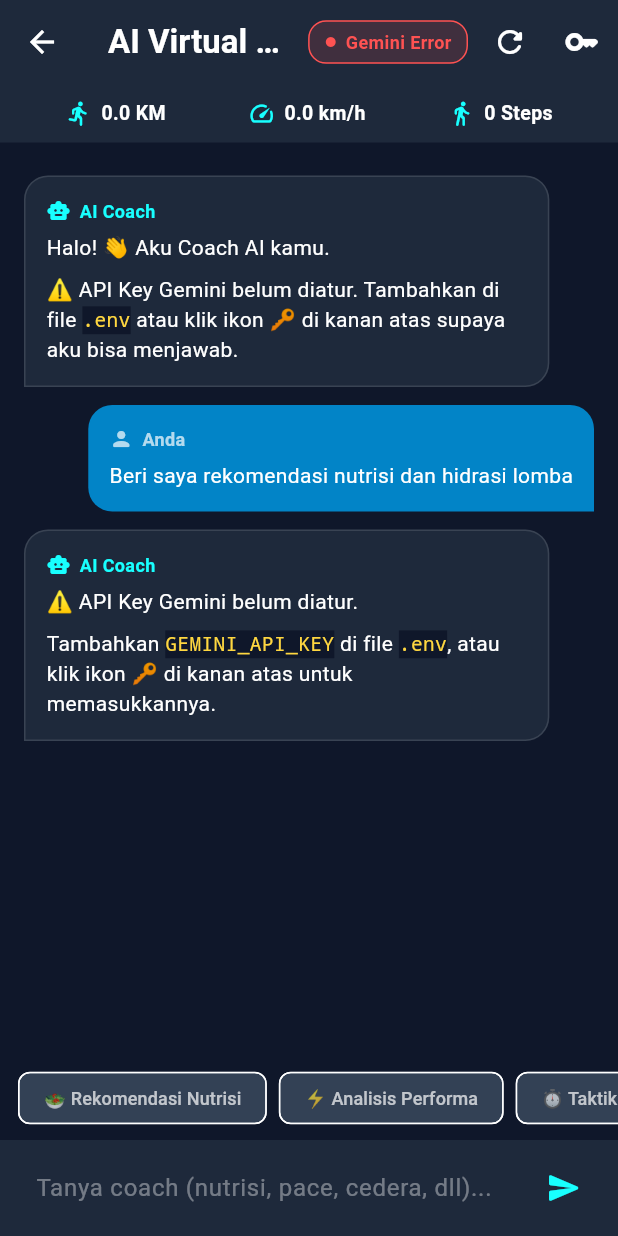
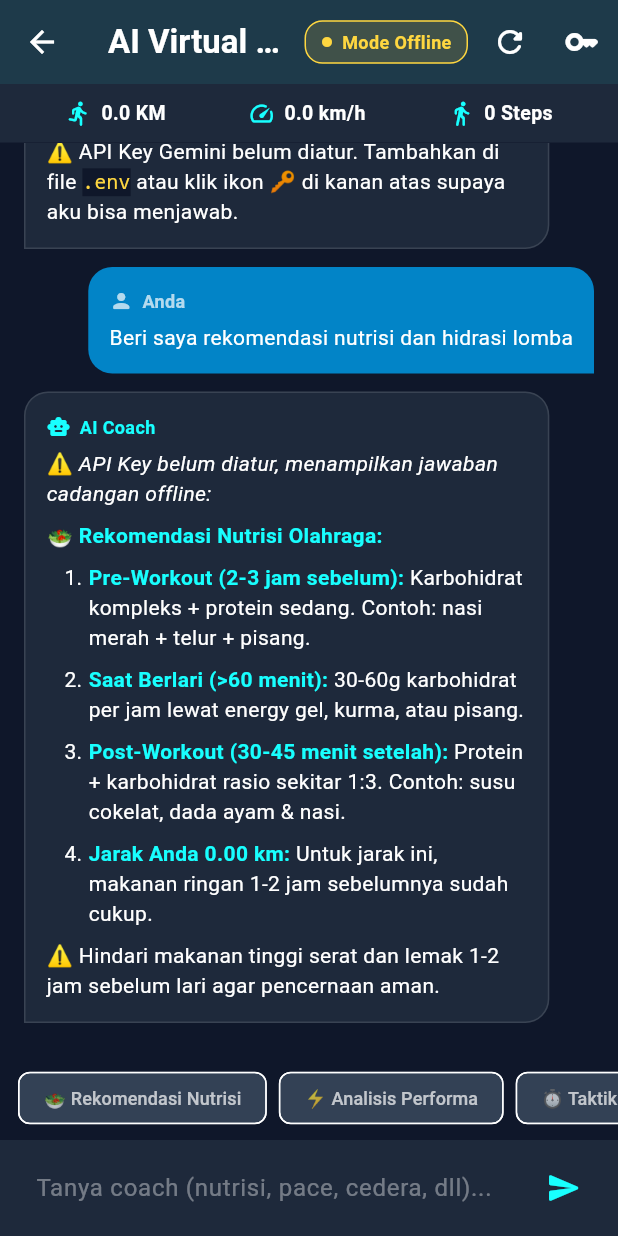
Before and after one commit to Exalty/globalrun, a Flutter app: the AiCoachScreen screen opened directly with empty values, after a tap on "🥗 Rekomendasi Nutrisi", on a phone screen of 412 x 824 dp. Run offline on Flutter 3.47's test engine with Material 3 defaults, Android fonts, the phone set to English and light mode, and no system bars; our stand-ins replace flutter_dotenv, flutter_local_notifications, flutter_map, flutter_markdown_plus, geolocator, latlong2 and 3 more; accounts and stored records are empty.

Commit message:
Menambahkan jawaban tamplate saat offline mode

```diff
--- a/lib/screens/ai_coach_screen.dart
+++ b/lib/screens/ai_coach_screen.dart
@@ -216,8 +216,8 @@ class _AiCoachScreenState extends State<AiCoachScreen> {
     switch (widget.coachService.lastSourceUsed) {
       case 'gemini':
         return (label: 'Gemini Live', color: Colors.greenAccent);
-      case 'error':
-        return (label: 'Gemini Error', color: Colors.redAccent);
+      case 'local':
+        return (label: 'Mode Offline', color: Colors.amberAccent);
       default:
         return _hasApiKey
             ? (label: 'Siap', color: Colors.lightBlueAccent)
--- a/lib/services/ai_coach_service.dart
+++ b/lib/services/ai_coach_service.dart
@@ -16,7 +16,7 @@ class AiCoachService {
   /// Error terakhir dari Gemini API (untuk debugging & feedback ke user)
   String? lastApiError;
 
-  /// Sumber respons terakhir: 'gemini', 'error', atau 'none'
+  /// Sumber respons terakhir: 'gemini', 'local', atau 'none'
   String lastSourceUsed = 'none';
 
   /// Riwayat percakapan multi-turn (selalu berpasangan user/model)
@@ -106,11 +106,15 @@ BATASAN TOPIK:
     final hasValidKey = key.length > 10 && !key.contains('ISI_API_KEY');
 
     if (!hasValidKey) {
-      lastSourceUsed = 'error';
       lastApiError = 'API Key belum diatur';
-      return '⚠️ API Key Gemini belum diatur.\n\n'
-          'Tambahkan `GEMINI_API_KEY` di file `.env`, atau klik ikon 🔑 '
-          'di kanan atas untuk memasukkannya.';
+      return _localFallback(
+        query: query,
+        notice: '⚠️ *API Key belum diatur, menampilkan jawaban cadangan offline:*\n\n',
+        currentDistanceKm: currentDistanceKm,
+        steps: steps,
+        avgSpeedKmh: avgSpeedKmh,
+        durationSeconds: durationSeconds,
+      );
     }
 
     debugPrint('[AI Coach] Memanggil Gemini API...');
@@ -135,13 +139,18 @@ BATASAN TOPIK:
       }
     }
 
-    // Gagal total: tampilkan error asli, bukan template palsu
-    lastSourceUsed = 'error';
+    // Gemini gagal: pakai template offline, error asli tetap dicatat di log
     final err = lastApiError ?? 'Penyebab tidak diketahui';
-    final shortErr = err.length > 300 ? '${err.substring(0, 300)}...' : err;
-    return '⚠️ Coach belum bisa terhubung ke Gemini.\n\n'
-        'Detail error:\n`$shortErr`\n\n'
-        'Coba kirim ulang pesanmu beberapa saat lagi.';
+    final shortErr = err.length > 120 ? '${err.substring(0, 120)}...' : err;
+    return _localFallback(
+      query: query,
+      notice: '⚠️ *Gagal terhubung ke Gemini ($shortErr). '
+          'Menampilkan jawaban cadangan offline:*\n\n',
+      currentDistanceKm: currentDistanceKm,
+      steps: steps,
+      avgSpeedKmh: avgSpeedKmh,
+      durationSeconds: durationSeconds,
+    );
   }
 
   Future<String?> _callGeminiApi({
@@ -265,4 +274,499 @@ BATASAN TOPIK:
     }
     return null;
   }
+
+  /// Jawaban cadangan offline (template). Hanya dipakai jika Gemini tidak tersedia.
+  String _localFallback({
+    required String query,
+    required String notice,
+    required double currentDistanceKm,
+    required int steps,
+    required double avgSpeedKmh,
+    required int durationSeconds,
+  }) {
+    lastSourceUsed = 'local';
+    debugPrint('[AI Coach] Menggunakan jawaban cadangan offline');
+
+    if (!_isHealthOrSportsTopic(query)) {
+      return '$notice'
+          'Wah, kalau soal itu aku nggak jago nih 😅\n\n'
+          'Tapi kalau kamu mau tanya seputar:\n'
+          '• 🏃 Latihan & strategi balapan\n'
+          '• 🥗 Nutrisi & hidrasi olahraga\n'
+          '• 💪 Kebugaran & recovery\n'
+          '• ⚕️ Pencegahan cedera\n\n'
+          'Aku siap bantu! 💪';
+    }
+
+    final advice = _generateLocalExpertAdvice(
+      query: query,
+      currentDistanceKm: currentDistanceKm,
+      steps: steps,
+      avgSpeedKmh: avgSpeedKmh,
+      durationSeconds: durationSeconds,
+    );
+    return '$notice$advice';
+  }
+
+  bool _isHealthOrSportsTopic(String query) {
+    final lower = query.toLowerCase();
+    const keywords = [
+      'lari', 'berlari', 'jogging', 'sprint', 'marathon', 'maraton',
+      'sepeda', 'bersepeda', 'cycling', 'bike', 'renang', 'berenang',
+      'swimming', 'gym', 'fitness', 'olahraga', 'sport', 'exercise',
+      'latihan', 'yoga', 'pilates', 'crossfit', 'hiit', 'cardio',
+      'bulutangkis', 'badminton', 'tenis', 'basket', 'futsal', 'bola',
+      'tinju', 'boxing', 'muay thai', 'silat',
+      'pace', 'kecepatan', 'speed', 'cadence', 'vo2', 'heart rate',
+      'detak jantung', 'denyut', 'jantung', 'performa', 'performance',
+      'record', 'rekor', 'pr ', 'personal best', 'split', 'interval',
+      'tempo', 'fartlek', 'repetisi', 'kompetisi', 'lomba', 'race',
+      'balapan', 'turnamen',
+      'nutrisi', 'nutrition', 'makan', 'diet', 'kalori', 'calorie',
+      'protein', 'karbohidrat', 'carb', 'lemak', 'fat', 'minum', 'hidrasi',
+      'hydration', 'air', 'elektrolit', 'electrolyte', 'suplemen',
+      'supplement', 'vitamin', 'mineral', 'energi', 'energy', 'gel',
+      'carbo loading', 'sarapan', 'gizi',
+      'kesehatan', 'health', 'sehat', 'badan', 'tubuh', 'body', 'otot',
+      'muscle', 'tulang', 'bone', 'sendi', 'joint', 'cedera', 'injury',
+      'sakit', 'nyeri', 'kram', 'cramp', 'peregangan', 'stretching',
+      'warm up', 'pemanasan', 'cool down', 'pendinginan', 'recovery',
+      'pemulihan', 'istirahat', 'tidur', 'sleep', 'rest', 'berat badan',
+      'weight', 'bmi', 'massa', 'lemak tubuh', 'tekanan darah',
+      'blood pressure', 'kolesterol', 'napas', 'nafas', 'pernapasan',
+      'kebugaran', 'bugar', 'stamina', 'daya tahan', 'endurance',
+      'kekuatan', 'strength', 'power', 'plyometric', 'fleksibilitas',
+      'flexibility', 'mobilitas', 'mobility', 'postur', 'posture', 'form',
+      'teknik',
+      'coach', 'tips', 'saran', 'rekomendasi', 'analisis', 'evaluasi',
+      'program', 'jadwal', 'plan', 'planning', 'target', 'goal',
+      'motivasi', 'semangat', 'mental',
+      'sepatu', 'shoes', 'jersey', 'apparel', 'garmin', 'smartwatch',
+      'treadmill', 'dumbbell', 'barbell',
+      'langkah', 'step', 'jarak', 'distance', 'durasi', 'duration',
+      'waktu', 'km', 'kilometer', 'mil', 'mile', 'meter', 'taktik',
+      'strategi', 'strategy',
+    ];
+    for (final k in keywords) {
+      if (lower.contains(k)) return true;
+    }
+    return false;
+  }
+
+  /// Pencocokan topik berbasis skor untuk jawaban template offline.
+  String _generateLocalExpertAdvice({
+    required String query,
+    required double currentDistanceKm,
+    required int steps,
+    required double avgSpeedKmh,
+    required int durationSeconds,
+  }) {
+    final lower = query.toLowerCase();
+
+    final Map<String, Map<String, int>> topicKeywords = {
+      'pernapasan': {
+        'napas': 5, 'pernapasan': 5, 'nafas': 5, 'bernafas': 5, 'bernapas': 5,
+        'breathing': 5, 'breath': 4, 'hirup': 4, 'hembus': 4, 'inhale': 4,
+        'exhale': 4, 'oksigen': 3, 'paru': 4, 'sesak': 4, 'ngos': 4,
+        'terengah': 4,
+      },
+      'nutrisi': {
+        'nutrisi': 5, 'nutrition': 5, 'makan': 4, 'makanan': 5, 'diet': 5,
+        'kalori': 5, 'calorie': 5, 'protein': 4, 'karbohidrat': 5, 'carb': 4,
+        'lemak': 3, 'carbo loading': 5, 'gizi': 5, 'sarapan': 4,
+        'snack': 3, 'meal': 3, 'porsi': 4,
+      },
+      'hidrasi': {
+        'hidrasi': 5, 'hydration': 5, 'minum': 4, 'dehidrasi': 5,
+        'elektrolit': 5, 'electrolyte': 5, 'cairan': 4, 'haus': 4,
+        'isotonic': 4, 'air putih': 4,
+      },
+      'pace_strategi': {
+        'pace': 5, 'kecepatan': 4, 'speed': 4, 'taktik': 5, 'strategi': 5,
+        'strategy': 5, 'negative split': 5, 'positive split': 5,
+        'akselerasi': 4, 'pacing': 5, 'tempo run': 4,
+      },
+      'analisis_performa': {
+        'analisis': 5, 'analisa': 5, 'performa': 5, 'evaluasi': 5,
+        'performance': 5, 'statistik': 4, 'data': 3, 'progress': 4,
+        'perkembangan': 4, 'peningkatan': 3, 'hasil': 3,
+      },
+      'cedera': {
+        'cedera': 5, 'injury': 5, 'sakit': 4, 'nyeri': 5, 'kram': 5,
+        'cramp': 5, 'keseleo': 5, 'terkilir': 5, 'bengkak': 4,
+        'radang': 4, 'tendon': 5, 'lutut': 4, 'knee': 4,
+        'shin splint': 5, 'plantar': 5, 'achilles': 5,
+      },
+      'pemanasan': {
+        'pemanasan': 5, 'warm up': 5, 'warmup': 5, 'peregangan': 4,
+        'stretching': 5, 'dinamis': 3, 'statis': 3, 'sebelum lari': 4,
+        'sebelum olahraga': 4, 'persiapan': 3, 'awalan': 3,
+      },
+      'pendinginan': {
+        'pendinginan': 5, 'cool down': 5, 'cooldown': 5,
+        'setelah lari': 4, 'setelah olahraga': 4, 'selesai lari': 4,
+        'pasca lari': 4, 'pasca race': 4,
+      },
+      'recovery': {
+        'recovery': 5, 'pemulihan': 5, 'pulih': 4, 'istirahat': 4,
+        'rest day': 5, 'hari istirahat': 5, 'overtraining': 5,
+        'lelah': 4, 'capek': 4, 'cape': 4, 'kelelahan': 5,
+        'pegal': 4, 'doms': 5, 'soreness': 5,
+      },
+      'mental': {
+        'mental': 5, 'motivasi': 5, 'semangat': 4, 'fokus': 4,
+        'konsentrasi': 4, 'gugup': 4, 'nervous': 4, 'grogi': 4,
+        'stres': 4, 'stress': 4, 'psikologi': 5, 'mindset': 5,
+        'visualisasi': 5, 'percaya diri': 5, 'takut': 3, 'malas': 4,
+        'bosan': 3,
+      },
+      'sepatu_gear': {
+        'sepatu': 5, 'shoes': 5, 'gear': 5, 'perlengkapan': 5,
+        'apparel': 4, 'jersey': 4, 'kaos kaki': 4, 'sock': 4,
+        'garmin': 4, 'smartwatch': 4, 'insole': 5, 'sole': 4,
+        'cushion': 4, 'baju': 3, 'celana': 3, 'pakaian': 3,
+      },
+      'tidur': {
+        'tidur': 5, 'sleep': 5, 'insomnia': 5, 'begadang': 4,
+        'bangun pagi': 4, 'jam tidur': 5, 'kualitas tidur': 5,
+        'istirahat malam': 4, 'ngantuk': 3,
+      },
+      'berat_badan': {
+        'berat badan': 5, 'weight': 4, 'bmi': 5, 'kurus': 4,
+        'gemuk': 4, 'diet': 3, 'defisit kalori': 5, 'surplus': 4,
+        'body fat': 5, 'lemak tubuh': 5, 'massa otot': 5,
+        'turun berat': 5, 'naik berat': 5,
+      },
+      'heart_rate': {
+        'heart rate': 5, 'detak jantung': 5, 'denyut': 5, 'jantung': 4,
+        'hr zone': 5, 'zona jantung': 5, 'bpm': 5, 'denyut nadi': 5,
+        'nadi': 4, 'resting heart rate': 5, 'max hr': 5,
+      },
+      'program_latihan': {
+        'program': 4, 'jadwal': 5, 'plan': 4, 'planning': 4,
+        'rencana': 4, 'rutinitas': 5, 'routine': 5, 'frekuensi': 4,
+        'berapa kali': 4, 'per minggu': 4, 'mingguan': 4,
+        'periodisasi': 5, 'base building': 5, 'taper': 5,
+        'volume': 3, 'intensitas': 4,
+      },
+      'cadence_teknik': {
+        'cadence': 5, 'teknik': 5, 'form': 4, 'postur': 5, 'posture': 5,
+        'foot strike': 5, 'pendaratan kaki': 5, 'langkah': 3,
+        'ayunan tangan': 5, 'arm swing': 5, 'heel strike': 5,
+        'midfoot': 5, 'forefoot': 5, 'spm': 4,
+      },
+      'interval': {
+        'interval': 5, 'fartlek': 5, 'repetisi': 5, 'repeat': 4,
+        'set': 3, 'tempo': 4, 'threshold': 5, 'lactate': 5,
+        'laktat': 5, 'vo2max': 5, 'vo2': 5, 'anaerob': 5, 'aerob': 5,
+      },
+      'jarak_kategori': {
+        '10k': 5, '10km': 5, '15k': 5, '15km': 5, '50k': 5, '50km': 5,
+        '5k': 4, '5km': 4, '21k': 5, '21km': 5, '42k': 5, '42km': 5,
+        'marathon': 5, 'half marathon': 5, 'ultra': 5, 'ultramarathon': 5,
+        'bedanya': 4, 'perbedaan': 4, 'jarak tempuh': 4, 'kategori lari': 5,
+      },
+    };
+
+    String bestTopic = '';
+    int bestScore = 0;
+    for (final entry in topicKeywords.entries) {
+      int score = 0;
+      for (final kw in entry.value.entries) {
+        if (lower.contains(kw.key)) score += kw.value;
+      }
+      if (score > bestScore) {
+        bestScore = score;
+        bestTopic = entry.key;
+      }
+    }
+    if (bestScore < 4) bestTopic = '';
+
+    final pace = avgSpeedKmh > 0 ? (60 / avgSpeedKmh) : 0.0;
+    final paceStr = pace > 0 ? pace.toStringAsFixed(1) : '-';
+    final distStr = currentDistanceKm.toStringAsFixed(2);
+    final speedStr = avgSpeedKmh.toStringAsFixed(1);
+    final cadenceVal =
+        durationSeconds > 0 ? steps / (durationSeconds / 60) : 0.0;
+
+    switch (bestTopic) {
+      case 'pernapasan':
+        return '''
+🌬️ **Tips Pernapasan untuk Atlet:**
+
+1. **Rhythmic Breathing (2:2):** Hirup lewat hidung 2 langkah, hembuskan lewat mulut 2 langkah agar suplai oksigen stabil.
+2. **Intensitas Tinggi:** Beralih ke pola 2:1 (hirup 2 langkah, hembus 1 langkah).
+3. **Pernapasan Diafragma:** Bernapaslah dari perut, bukan dada, untuk memaksimalkan kapasitas paru.
+4. **Jangan Menahan Napas** saat menanjak atau sprint, karena memicu kelelahan dini dan kram diafragma.
+5. **Box Breathing:** Di luar sesi lari, latih pola 4-4-4-4 untuk meningkatkan kontrol napas.
+
+💡 Kalau terengah-engah, perlambat pace dan perpanjang hembusan napas.
+''';
+
+      case 'nutrisi':
+        return '''
+🥗 **Rekomendasi Nutrisi Olahraga:**
+
+1. **Pre-Workout (2-3 jam sebelum):** Karbohidrat kompleks + protein sedang. Contoh: nasi merah + telur + pisang.
+2. **Saat Berlari (>60 menit):** 30-60g karbohidrat per jam lewat energy gel, kurma, atau pisang.
+3. **Post-Workout (30-45 menit setelah):** Protein + karbohidrat rasio sekitar 1:3. Contoh: susu cokelat, dada ayam & nasi.
+4. **Jarak Anda $distStr km:** ${currentDistanceKm > 10 ? 'Untuk jarak panjang, lakukan carbo-loading 2-3 hari sebelum event.' : 'Untuk jarak ini, makanan ringan 1-2 jam sebelumnya sudah cukup.'}
+
+⚠️ Hindari makanan tinggi serat dan lemak 1-2 jam sebelum lari agar pencernaan aman.
+''';
+
+      case 'hidrasi':
+        return '''
+💧 **Panduan Hidrasi untuk Atlet:**
+
+1. **Sebelum:** Minum 400-600 ml air putih 2-3 jam sebelum aktivitas.
+2. **Selama:** 150-250 ml setiap 15-20 menit. Jangan tunggu haus.
+3. **Sesudah:** Minum sekitar 1,5x cairan yang hilang. Selisih berat badan 1 kg kira-kira 1 liter cairan.
+4. **Elektrolit:** Untuk aktivitas >60 menit atau cuaca panas, tambahkan elektrolit untuk mencegah hiponatremia.
+5. **Tanda Dehidrasi:** Urine gelap, pusing, kram otot, performa turun mendadak.
+
+💡 Air kelapa muda adalah sumber elektrolit alami yang baik untuk recovery.
+''';
+
+      case 'pace_strategi':
+        return '''
+⚡ **Taktik Pace & Strategi Balapan:**
+
+- Kecepatan rata-rata Anda: **$speedStr km/h** (pace ~$paceStr mnt/km).
+- **Negative Split:** Paruh pertama 5-10% lebih lambat, lalu akselerasi di paruh kedua.
+- **Even Split:** Untuk pemula, jaga pace konstan dan jangan sprint di awal.
+- **Pembagian Race:** Awal konservatif, tengah stabil, 20% akhir akselerasi bertahap.
+- **Cadence Ideal:** 170-180 SPM.
+
+💡 Variasi pace lebih dari 15% dari target menandakan strategi yang belum matang.
+''';
+
+      case 'analisis_performa':
+        return '''
+📊 **Analisis Performa Aktivitas Anda:**
+
+| Metrik | Nilai |
+|---|---|
+| Jarak Tempuh | **$distStr km** |
+| Total Langkah | **$steps langkah** |
+| Rata-rata Pace | **$paceStr mnt/km** |
+| Kecepatan | **$speedStr km/h** |
+| Durasi | **${(durationSeconds / 60).toStringAsFixed(1)} menit** |
+
+**Evaluasi:**
+${avgSpeedKmh > 12 ? '🔥 Pace di atas rata-rata, performa sprint sangat baik.' : avgSpeedKmh > 8 ? '✅ Pace stabil dan efisien untuk jarak menengah.' : avgSpeedKmh > 5 ? '👍 Ritme jogging yang baik. Naikkan bertahap 5-10% per minggu.' : '🏁 Awal yang baik! Konsistensi adalah kunci.'}
+${steps > 0 && durationSeconds > 0 ? '\n📐 Cadence estimasi: ~${cadenceVal.toStringAsFixed(0)} SPM. ${cadenceVal > 170 ? 'Sudah optimal!' : 'Coba naikkan ke 170-180 SPM.'}' : ''}
+''';
+
+      case 'cedera':
+        return '''
+⚠️ **Pencegahan & Penanganan Cedera:**
+
+**Pencegahan:**
+- Pemanasan dinamis 5-10 menit sebelum lari.
+- Naikkan volume latihan maksimal 10% per minggu.
+- Pakai sepatu yang sesuai tipe pronasi kaki.
+- Perkuat glutes, core, dan ankle.
+
+**Penanganan Akut (RICE):**
+1. **R**est: hentikan aktivitas jika nyeri tajam.
+2. **I**ce: kompres es 15-20 menit, 3-4x sehari.
+3. **C**ompression: perban elastis untuk mengurangi bengkak.
+4. **E**levation: tinggikan area cedera di atas jantung.
+
+**Kram Otot:** Perlambat pace, peregangan ringan, dan asup elektrolit.
+
+🚨 Jika nyeri berlanjut >3 hari atau memburuk, segera periksa ke dokter.
+''';
+
+      case 'pemanasan':
+        return '''
+🔥 **Panduan Pemanasan yang Efektif:**
+
+**Fase 1, Aktivasi (3-5 menit):** Jalan cepat lalu jogging ringan sampai denyut jantung 50-60% max HR.
+
+**Fase 2, Peregangan Dinamis (5-7 menit):**
+1. Leg swings 10x per kaki
+2. High knees 20x
+3. Butt kicks 20x
+4. Walking lunges 10x per kaki
+5. Arm circles 10x per arah
+
+**Fase 3, Strides (2-3 menit):** Lari 50-80 m dengan akselerasi bertahap, 3-4 repetisi.
+
+⚠️ Hindari peregangan statis sebelum lari karena bisa menurunkan performa otot.
+''';
+
+      case 'pendinginan':
+        return '''
+❄️ **Panduan Pendinginan Pasca Latihan:**
+
+**Fase 1 (5 menit):** Turunkan pace bertahap dari lari ke jogging ringan lalu jalan kaki.
+
+**Fase 2, Peregangan Statis (5-10 menit):** Quad, hamstring, calf, dan hip flexor, masing-masing 20-30 detik per sisi.
+
+**Fase 3, Recovery Aktif:** Foam rolling 5-10 menit, minum air/elektrolit, dan makan snack protein dalam 30 menit.
+
+💡 Cool-down yang baik membantu mengurangi nyeri otot tertunda (DOMS).
+''';
+
+      case 'recovery':
+        return '''
+🔄 **Panduan Recovery & Pemulihan:**
+
+1. **Rest Day:** Minimal 1-2 hari istirahat per minggu, karena otot beradaptasi saat istirahat.
+2. **Active Recovery:** Jalan kaki, yoga, atau renang santai di hari istirahat.
+3. **Tidur:** Target 7-9 jam per malam.
+4. **Nutrisi Recovery:** Protein 1,2-2,0 g/kg berat badan per hari.
+5. **Foam Rolling & Stretching:** 10-15 menit setelah sesi.
+6. **Tanda Overtraining:** Performa turun, insomnia, denyut istirahat naik, mood swing, sering sakit. Kalau ada 3+ gejala, kurangi volume latihan.
+
+💡 Kamu menjadi kuat saat recovery, bukan saat latihan.
+''';
+
+      case 'mental':
+        return '''
+🧠 **Mental Toughness & Motivasi:**
+
+1. **Goal SMART:** Target yang spesifik, terukur, realistis, relevan, dan punya batas waktu.
+2. **Visualisasi:** Bayangkan dirimu berlari dengan ritme sempurna sampai garis finish.
+3. **Self-Talk Positif:** Ganti "aku capek" dengan "aku kuat dan tubuhku mampu".
+4. **Chunking:** Pecah jarak jadi segmen kecil, misalnya "sampai tiang berikutnya".
+5. **Rutinitas Pre-Race:** Ritual konsisten sebelum race untuk menurunkan kecemasan.
+6. **Bedakan** ketidaknyamanan latihan dengan nyeri cedera.
+
+💪 Percaya pada proses latihanmu!
+''';
+
+      case 'sepatu_gear':
+        return '''
+👟 **Panduan Perlengkapan Olahraga:**
+
+**Sepatu Lari:**
+- Ganti setiap 500-800 km pemakaian.
+- Pilih sesuai tipe pronasi: neutral, overpronation, atau supination.
+- Jangan pakai sepatu baru langsung untuk race, break-in dulu 50-80 km.
+
+**Pakaian:** Pilih bahan moisture-wicking, bukan katun. Untuk jarak panjang, pakai anti-chafe di area rawan gesekan.
+
+**Aksesori:** GPS watch, headphone bone conduction, dan reflective vest untuk lari malam/subuh.
+
+💡 Sepatu yang tepat lebih penting daripada gadget mahal.
+''';
+
+      case 'tidur':
+        return '''
+😴 **Tidur & Performa Atletik:**
+
+1. **Durasi:** 7-9 jam per malam.
+2. **Sleep Hygiene:** Jam tidur konsisten, kamar sejuk (18-20°C), hindari layar gadget 30-60 menit sebelum tidur, hindari kafein setelah jam 14:00.
+3. **Power Nap:** 20-30 menit siang hari untuk menambah kewaspadaan.
+4. **Dampak Kurang Tidur:** Endurance turun, waktu reaksi melambat, risiko cedera naik.
+5. **Pre-Race:** Tidur malam H-2 sama pentingnya dengan malam H-1.
+
+💡 Tidur adalah suplemen gratis paling kuat untuk atlet.
+''';
+
+      case 'berat_badan':
+        return '''
+⚖️ **Manajemen Berat Badan untuk Atlet:**
+
+1. **Fokus pada komposisi tubuh**, bukan hanya angka timbangan.
+2. **Menurunkan Berat:** Defisit kalori moderat sekitar 300-500 kkal/hari. Terlalu cepat berisiko kehilangan massa otot dan performa.
+3. **Menaikkan Massa Otot:** Surplus kalori kecil + latihan beban 2-3x per minggu + protein cukup.
+4. **Hindari diet ekstrem**, karena tubuh atlet butuh bahan bakar.
+5. **Timing Makan:** Makan besar 2-3 jam sebelum latihan, snack ringan 30-60 menit sebelumnya.
+6. **Monitoring:** Timbang pagi hari dan rata-ratakan per minggu.
+
+💡 Untuk target berat badan yang spesifik, konsultasikan dengan ahli gizi.
+''';
+
+      case 'heart_rate':
+        return '''
+❤️ **Panduan Heart Rate Zone:**
+
+**Estimasi Max HR:** 220 dikurangi usia (rumus umum).
+
+| Zona | % Max HR | Tujuan |
+|---|---|---|
+| Zona 1 | 50-60% | Recovery ringan, pemanasan |
+| Zona 2 | 60-70% | Membangun base endurance |
+| Zona 3 | 70-80% | Tempo run |
+| Zona 4 | 80-90% | Interval, VO2max |
+| Zona 5 | 90-100% | Sprint all-out singkat |
+
+**Praktisnya:** Sekitar 80% latihan di Zona 2 dan 20% di Zona 3-5. Denyut istirahat yang menurun seiring waktu menandakan kebugaran membaik.
+
+💡 Chest strap lebih akurat dibanding sensor optik di pergelangan untuk interval.
+''';
+
+      case 'program_latihan':
+        return '''
+📋 **Panduan Program Latihan Lari:**
+
+**Pemula (0-5K):** 3x per minggu, run/walk interval lalu progresif ke lari non-stop.
+
+**Intermediate (5K-21K):** 4-5x per minggu: 1x long run, 1x tempo, 1x interval/fartlek, 1-2x easy run, 1-2x rest atau cross-training.
+
+**Prinsip:**
+- Aturan 10%: naikkan volume maksimal 10% per minggu.
+- Aturan 80/20: 80% easy, 20% intens.
+- Periodisasi: base, build, peak, taper.
+
+💡 Konsistensi lebih penting daripada intensitas.
+''';
+
+      case 'cadence_teknik':
+        return '''
+🦶 **Teknik Lari & Cadence:**
+
+**Cadence Optimal:** 170-180 SPM.
+${steps > 0 && durationSeconds > 0 ? '📊 Cadence Anda saat ini: ~${cadenceVal.toStringAsFixed(0)} SPM. ${cadenceVal >= 170 ? '✅ Sudah optimal!' : '⬆️ Coba langkah lebih pendek dan cepat.'}' : ''}
+
+**Form:**
+1. **Postur:** Tegak, sedikit condong ke depan dari ankle.
+2. **Foot Strike:** Pendaratan di midfoot.
+3. **Ayunan Tangan:** Siku ~90°, ayun maju-mundur, bahu rileks.
+4. **Pandangan:** 10-20 meter ke depan.
+5. **Hindari overstriding:** kaki mendarat di bawah pusat massa.
+
+💡 Drill A-skip, B-skip, dan high knees 2-3x per minggu membantu koordinasi.
+''';
+
+      case 'interval':
+        return '''
+⏱️ **Latihan Interval & Threshold:**
+
+1. **Short Intervals (200-400 m):** Speed work, 6-10 repetisi, istirahat 1:2.
+2. **Long Intervals (800-1600 m):** VO2max, 4-6 repetisi, istirahat 1:1.
+3. **Tempo/Threshold:** 20-40 menit di pace "comfortably hard".
+4. **Fartlek:** Variasi kecepatan tidak terstruktur, fun dan efektif.
+
+**Contoh:** 5x1000 m di pace 5K dengan jogging 3 menit.
+
+Jangan lakukan interval dua hari berturut-turut.
+${avgSpeedKmh > 0 ? '\n📊 Dengan pace Anda ($paceStr mnt/km), target interval sekitar ${(pace * 0.85).toStringAsFixed(1)} mnt/km.' : ''}
+''';
+
+      case 'jarak_kategori':
+        return '''
+🏃 **Perbedaan Lari 10K, 15K, dan 50K (Ultra):**
+
+1. **10K:** Intensitas cukup tinggi (Zona 3-4). Energi dominan glikogen, gel biasanya opsional. Kunci: pace stabil dan toleransi laktat.
+2. **15K:** Intensitas menengah (Zona 2-3). Cadangan glikogen mulai terkuras, disarankan 1-2 gel dan hidrasi teratur. Kunci: pacing disiplin.
+3. **50K (Ultra):** Intensitas rendah-menengah tapi sangat lama (5-8+ jam). Butuh makanan padat, gel, dan elektrolit konsisten (30-60 g karbo per jam). Kunci: mental, strategi jalan di tanjakan, dan sepatu nyaman.
+''';
+
+      default:
+        return '''
+🏃‍♂️ **Coach Virtual, Ringkasan Aktivitas:**
+Jarak: **$distStr km** | Langkah: **$steps** | Pace: **$paceStr mnt/km** | Speed: **$speedStr km/h**
+
+💡 **Tips:**
+${currentDistanceKm > 10 ? '🔥 Jarak panjang! Pastikan hidrasi tiap 15-20 menit dan asupan karbohidrat per jam.' : currentDistanceKm > 5 ? '👍 Jarak menengah! Fokus pada ritme napas dan pace konsisten.' : '🏁 Lanjutkan dengan konsisten dan fokus pada form serta napas rileks.'}
+
+Tanyakan topik spesifik, misalnya pernapasan, interval, pemanasan, recovery, heart rate zone, atau program latihan.
+''';
+    }
+  }
 }
```
